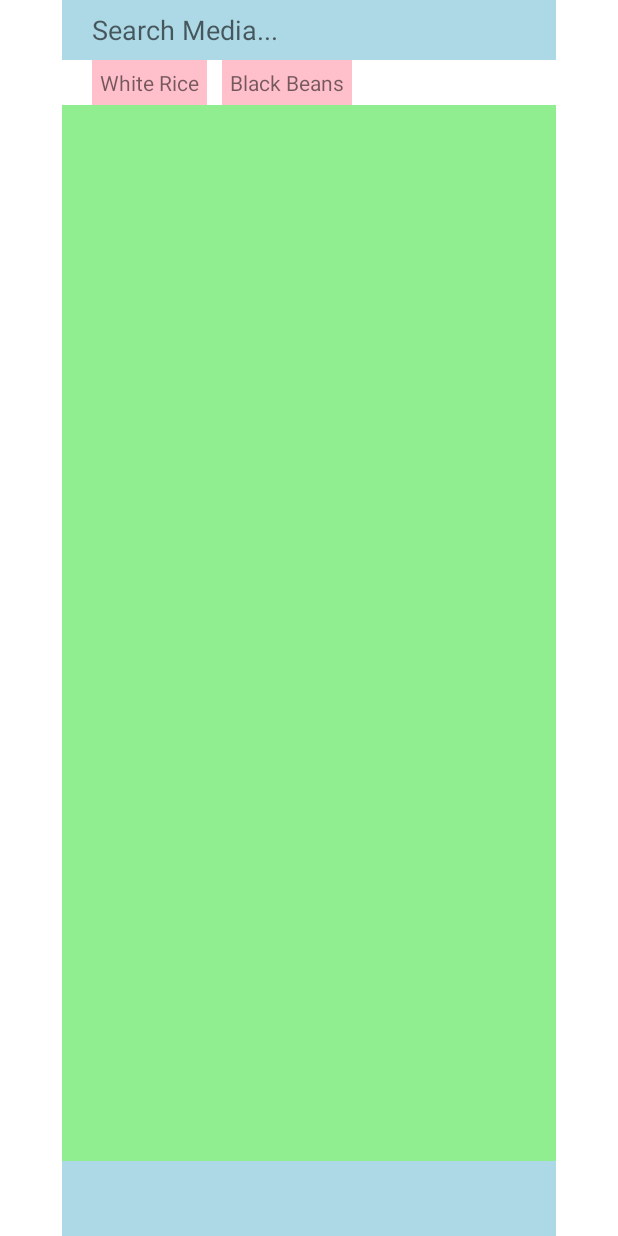
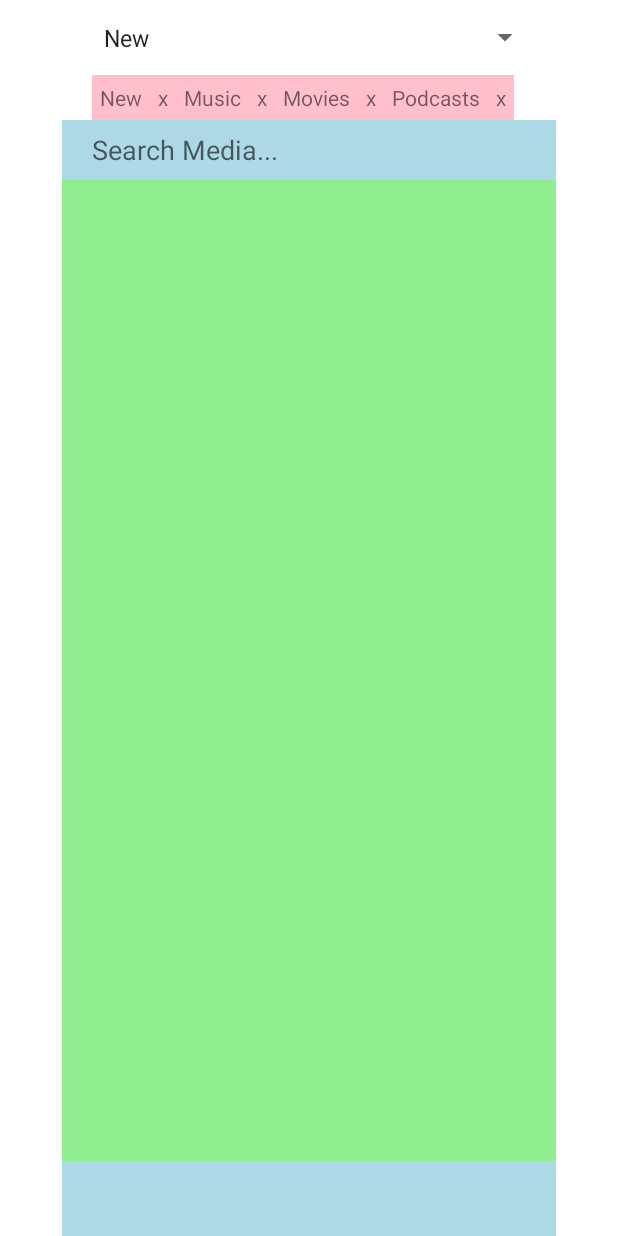
Before and after one commit to dcorby/mp3-player, an Android app: the layout fragment_home.xml on its own in the app's theme, with its tools: preview values and no code run, on a phone screen of 412 x 824 dp. Run offline under Robolectric (Android 15) with nearby library versions, the phone set to English and light mode, and no system bars.

Commit message:
working on media app

```diff
--- a/app/build.gradle
+++ b/app/build.gradle
@@ -49,4 +49,5 @@ dependencies {
     //implementation 'org.apache.commons:commons-io:2.11.0'
 
     implementation 'com.google.code.gson:gson:2.10'
+    implementation 'com.google.android.flexbox:flexbox:3.0.0'
 }
--- a/app/src/main/java/com/example/media/SecondFragment.java
+++ b/app/src/main/java/com/example/media/HomeFragment.java
@@ -7,13 +7,12 @@ import android.view.ViewGroup;
 
 import androidx.annotation.NonNull;
 import androidx.fragment.app.Fragment;
-import androidx.navigation.fragment.NavHostFragment;
 
-import com.example.media.databinding.FragmentSecondBinding;
+import com.example.media.databinding.FragmentHomeBinding;
 
-public class SecondFragment extends Fragment {
+public class HomeFragment extends Fragment {
 
-    private FragmentSecondBinding binding;
+    private FragmentHomeBinding binding;
 
     @Override
     public View onCreateView(
@@ -21,7 +20,7 @@ public class SecondFragment extends Fragment {
             Bundle savedInstanceState
     ) {
 
-        binding = FragmentSecondBinding.inflate(inflater, container, false);
+        binding = FragmentHomeBinding.inflate(inflater, container, false);
         return binding.getRoot();
 
     }
@@ -29,13 +28,13 @@ public class SecondFragment extends Fragment {
     public void onViewCreated(@NonNull View view, Bundle savedInstanceState) {
         super.onViewCreated(view, savedInstanceState);
 
-        binding.buttonSecond.setOnClickListener(new View.OnClickListener() {
-            @Override
-            public void onClick(View view) {
-                NavHostFragment.findNavController(SecondFragment.this)
-                        .navigate(R.id.action_SecondFragment_to_FirstFragment);
-            }
-        });
+//        binding.buttonFirst.setOnClickListener(new View.OnClickListener() {
+//            @Override
+//            public void onClick(View view) {
+//                NavHostFragment.findNavController(FirstFragment.this)
+//                        .navigate(R.id.action_FirstFragment_to_SecondFragment);
+//            }
+//        });
     }
 
     @Override
--- a/app/src/main/java/com/example/media/MainActivity.java
+++ b/app/src/main/java/com/example/media/MainActivity.java
@@ -47,15 +47,13 @@ public class MainActivity extends AppCompatActivity {
         appBarConfiguration = new AppBarConfiguration.Builder(navController.getGraph()).build();
         NavigationUI.setupActionBarWithNavController(this, navController, appBarConfiguration);
 
-        // List _Media files on sdcard
+        // List unprocessed files on sdcard
         mediaList = new ArrayList<String>();
         String sdRoot = Environment.getExternalStorageDirectory().toString();
         String appRoot = sdRoot + "/SimpleMediaPlayer";
         File mediaFolder = new File(appRoot);
         File filesList[] = mediaFolder.listFiles((dir, name) -> name.toLowerCase().endsWith(".mp3"));
-        for (int i = 0; i < filesList.length; i++) {
 
-        }
 
         //setListAdapter(new ArrayAdapter<String>(this,
         //        android.R.layout.simple_list_item_1, myList ));
--- a/app/src/main/java/com/example/media/FirstFragment.java
+++ b/app/src/main/java/com/example/media/ProcessFragment.java
@@ -9,11 +9,11 @@ import androidx.annotation.NonNull;
 import androidx.fragment.app.Fragment;
 import androidx.navigation.fragment.NavHostFragment;
 
-import com.example.media.databinding.FragmentFirstBinding;
+import com.example.media.databinding.FragmentSecondBinding;
 
-public class FirstFragment extends Fragment {
+public class ProcessFragment extends Fragment {
 
-    private FragmentFirstBinding binding;
+    private FragmentSecondBinding binding;
 
     @Override
     public View onCreateView(
@@ -21,7 +21,7 @@ public class FirstFragment extends Fragment {
             Bundle savedInstanceState
     ) {
 
-        binding = FragmentFirstBinding.inflate(inflater, container, false);
+        binding = FragmentSecondBinding.inflate(inflater, container, false);
         return binding.getRoot();
 
     }
@@ -29,11 +29,11 @@ public class FirstFragment extends Fragment {
     public void onViewCreated(@NonNull View view, Bundle savedInstanceState) {
         super.onViewCreated(view, savedInstanceState);
 
-        binding.buttonFirst.setOnClickListener(new View.OnClickListener() {
+        binding.buttonSecond.setOnClickListener(new View.OnClickListener() {
             @Override
             public void onClick(View view) {
-                NavHostFragment.findNavController(FirstFragment.this)
-                        .navigate(R.id.action_FirstFragment_to_SecondFragment);
+                NavHostFragment.findNavController(ProcessFragment.this)
+                        .navigate(R.id.action_SecondFragment_to_FirstFragment);
             }
         });
     }
--- /dev/null
+++ b/app/src/main/res/drawable/divider.xml
@@ -0,0 +1,7 @@
+<?xml version="1.0" encoding="utf-8"?>
+<shape xmlns:android="http://schemas.android.com/apk/res/android">
+    <size
+        android:width="8dp"
+        android:height="12dp" />
+    <solid android:color="#44A444" />
+</shape>
--- a/app/src/main/res/layout/fragment_home.xml
+++ b/app/src/main/res/layout/fragment_home.xml
@@ -4,11 +4,111 @@
     xmlns:tools="http://schemas.android.com/tools"
     android:layout_width="match_parent"
     android:layout_height="match_parent"
-    tools:context=".FirstFragment">
+    tools:context=".HomeFragment">
+
+    <!-- FlexboxLayout for tags -->
+    <com.google.android.flexbox.FlexboxLayout
+        android:id="@+id/tagholder"
+        app:layout_constraintTop_toTopOf="parent"
+        app:layout_constraintBottom_toTopOf="@id/filter"
+        app:layout_constraintStart_toStartOf="parent"
+        app:layout_constraintEnd_toEndOf="parent"
+        app:layout_constraintWidth_percent="0.80"
+        android:layout_width="0dp"
+        android:layout_height="wrap_content"
+        app:flexWrap="wrap"
+        app:showDivider="beginning|middle"
+        app:dividerDrawable="@drawable/divider"
+        android:paddingStart="20dp"
+        android:paddingEnd="10dp"
+        android:hint="@string/search_hint">
+
+        <!-- convert this to checkable spinner: https://stackoverflow.com/questions/38417984/android-spinner-dropdown-checkbox -->
+        <Spinner
+            android:layout_width="match_parent"
+            android:layout_height="50dp"
+            android:entries="@array/array_name">
+        </Spinner>
+
+        <!-- tag1 -->
+        <LinearLayout
+            android:layout_width="wrap_content"
+            android:layout_height="wrap_content"
+            android:background="@color/pink">
+            <TextView
+                android:layout_width="wrap_content"
+                android:layout_height="wrap_content"
+                android:text="New"
+                android:padding="5dp">
+            </TextView>
+            <TextView
+                android:layout_width="wrap_content"
+                android:layout_height="wrap_content"
+                android:text="x"
+                android:padding="5dp">
+            </TextView>
+        </LinearLayout>
+        <!-- tag2 -->
+        <LinearLayout
+            android:layout_width="wrap_content"
+            android:layout_height="wrap_content"
+            android:background="@color/pink">
+            <TextView
+                android:layout_width="wrap_content"
+                android:layout_height="wrap_content"
+                android:text="Music"
+                android:padding="5dp">
+            </TextView>
+            <TextView
+                android:layout_width="wrap_content"
+                android:layout_height="wrap_content"
+                android:text="x"
+                android:padding="5dp">
+            </TextView>
+        </LinearLayout>
+        <!-- tag3 -->
+        <LinearLayout
+            android:layout_width="wrap_content"
+            android:layout_height="wrap_content"
+            android:background="@color/pink">
+            <TextView
+                android:layout_width="wrap_content"
+                android:layout_height="wrap_content"
+                android:text="Movies"
+                android:padding="5dp">
+            </TextView>
+            <TextView
+                android:layout_width="wrap_content"
+                android:layout_height="wrap_content"
+                android:text="x"
+                android:padding="5dp">
+            </TextView>
+        </LinearLayout>
+        <!-- tag4 -->
+        <LinearLayout
+            android:layout_width="wrap_content"
+            android:layout_height="wrap_content"
+            android:layout_marginEnd="10dp"
+            android:background="@color/pink">
+            <TextView
+                android:layout_width="wrap_content"
+                android:layout_height="wrap_content"
+                android:text="Podcasts"
+                android:padding="5dp">
+            </TextView>
+            <TextView
+                android:layout_width="wrap_content"
+                android:layout_height="wrap_content"
+                android:text="x"
+                android:padding="5dp">
+            </TextView>
+        </LinearLayout>
+    </com.google.android.flexbox.FlexboxLayout>
 
     <EditText
-        android:id="@+id/edittext_home"
-        app:layout_constraintTop_toTopOf="parent"
+        android:id="@+id/filter"
+        app:layout_constraintTop_toBottomOf="@id/tagholder"
+        app:layout_constraintBottom_toTopOf="@id/medialist"
         app:layout_constraintStart_toStartOf="parent"
         app:layout_constraintEnd_toEndOf="parent"
         app:layout_constraintWidth_percent="0.80"
@@ -20,61 +120,31 @@
         android:hint="@string/search_hint"
         />
 
-    <!-- LinearLayout for tags -->
-    <LinearLayout
-        android:id="@+id/viewgroup_tags"
-        app:layout_constraintTop_toBottomOf="@id/edittext_home"
-        app:layout_constraintStart_toStartOf="parent"
-        app:layout_constraintEnd_toEndOf="parent"
-        app:layout_constraintWidth_percent="0.80"
-
-        android:layout_width="0dp"
-        android:layout_height="wrap_content"
-        android:paddingStart="20dp"
-        android:paddingEnd="10dp"
-        android:hint="@string/search_hint"
-        >
-        <TextView
-            android:layout_width="wrap_content"
-            android:layout_height="wrap_content"
-            android:text="White Rice"
-            android:layout_marginEnd="10dp"
-            android:padding="5dp"
-            android:background="@color/pink">
-        </TextView>
-        <TextView
-            android:layout_width="wrap_content"
-            android:layout_height="wrap_content"
-            android:text="Black Beans"
-            android:layout_marginEnd="10dp"
-            android:padding="5dp"
-            android:background="@color/pink">
-        </TextView>
-    </LinearLayout>
-
     <!-- ListView for results -->
     <ListView
+        android:id="@+id/medialist"
         android:layout_width="0dp"
         android:layout_height="0dp"
         app:layout_constraintWidth_percent="0.80"
-        app:layout_constraintTop_toBottomOf="@id/viewgroup_tags"
-        app:layout_constraintBottom_toTopOf="@id/player_home"
+        app:layout_constraintTop_toBottomOf="@id/filter"
+        app:layout_constraintBottom_toTopOf="@id/player"
         app:layout_constraintStart_toStartOf="parent"
         app:layout_constraintEnd_toEndOf="parent"
         android:background="@color/light_green">
     </ListView>
 
-
     <!-- Player -->
     <LinearLayout
-        android:id="@+id/player_home"
+        android:id="@+id/player"
         android:layout_width="0dp"
         android:layout_height="50dp"
+        app:layout_constraintTop_toBottomOf="@id/medialist"
         app:layout_constraintBottom_toBottomOf="parent"
         app:layout_constraintStart_toStartOf="parent"
         app:layout_constraintEnd_toEndOf="parent"
         app:layout_constraintWidth_percent="0.80"
-        android:background="@color/light_blue">
+        android:background="@color/light_blue"
+        android:orientation="horizontal">
     </LinearLayout>
 
 </androidx.constraintlayout.widget.ConstraintLayout>
--- a/app/src/main/res/layout/fragment_second.xml
+++ b/app/src/main/res/layout/fragment_process.xml
@@ -4,7 +4,7 @@
     xmlns:tools="http://schemas.android.com/tools"
     android:layout_width="match_parent"
     android:layout_height="match_parent"
-    tools:context=".SecondFragment">
+    tools:context=".ProcessFragment">
 
     <TextView
         android:id="@+id/textview_second"
--- a/app/src/main/res/values/strings.xml
+++ b/app/src/main/res/values/strings.xml
@@ -11,4 +11,11 @@
     <string name="hello_process_fragment">Hello process fragment. Arg: %1$s</string>
 
     <string name="search_hint">Search Media...</string>
+
+    <string-array name="array_name">
+        <item>New</item>
+        <item>Music</item>
+        <item>Movies</item>
+        <item>Podcast</item>
+    </string-array>
 </resources>
```
